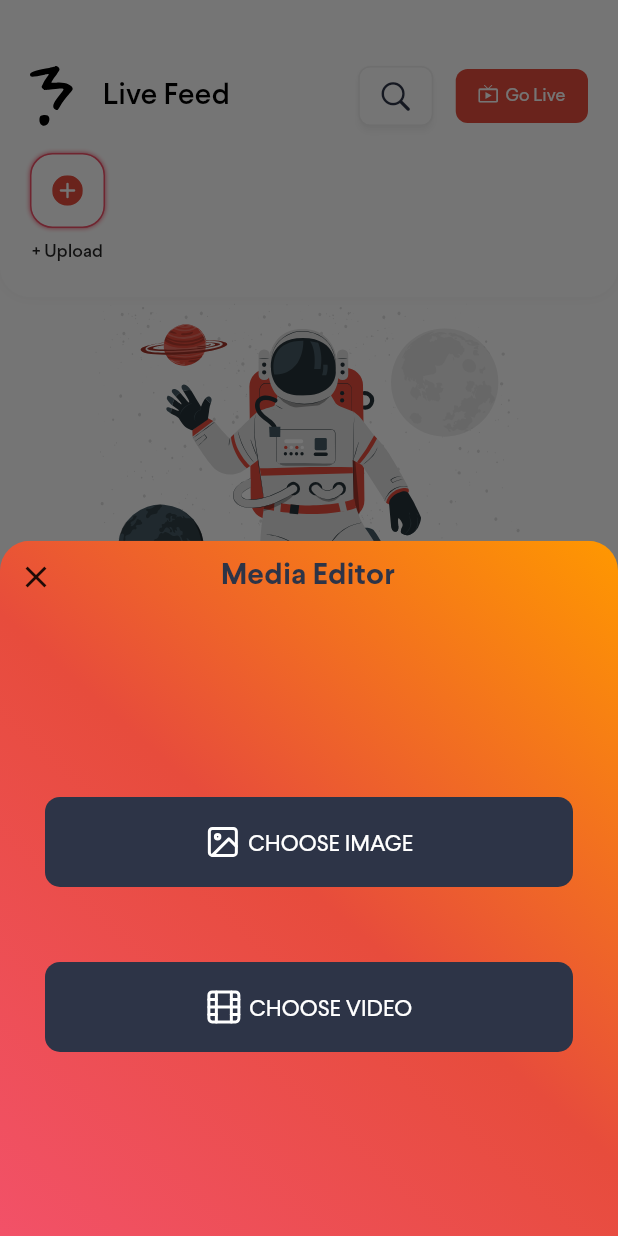
After one commit to faiqkhan480/MUesdMe, a Flutter app: the FeedScreen screen opened by its route, after a tap on an icon or button, on a phone screen of 412 x 824 dp. The commit adds this screen. Run offline on Flutter 3.47's test engine with Material 2 defaults, Android fonts, the phone set to English and light mode, and no system bars; drawn by our look-alikes of badges; our stand-ins replace audioplayers, awesome_notifications, better_player, country_picker, emoji_picker_flutter, file_picker and 14 more; missing offline and left inert: agora_rtc_engine, agora_rtm, flutter_storage_path, flutter_stripe, imgly_sdk, photo_editor_sdk and 4 more; accounts and stored records are empty.

Commit message:
create editor sheet for image & video editing..

```diff
--- /dev/null
+++ b/lib/components/editor_sheet.dart
@@ -0,0 +1,131 @@
+import 'package:file_picker/file_picker.dart';
+import 'package:flutter/material.dart';
+import 'package:flutter_vector_icons/flutter_vector_icons.dart';
+import 'package:get/get.dart';
+import 'package:photo_editor_sdk/photo_editor_sdk.dart';
+import 'package:video_editor_sdk/video_editor_sdk.dart';
+
+import '../controllers/feed_controller.dart';
+import '../utils/app_colors.dart';
+import '../utils/constants.dart';
+import '../utils/img_ly_config.dart';
+import '../utils/style_config.dart';
+
+class EditorSheet extends StatefulWidget {
+  const EditorSheet({Key? key}) : super(key: key);
+
+  @override
+  State<EditorSheet> createState() => _EditorSheetState();
+}
+
+class _EditorSheetState extends State<EditorSheet> {
+
+  FeedController get controller => Get.find<FeedController>();
+
+  @override
+  Widget build(BuildContext context) {
+    return Container(
+      decoration: StyleConfig.gradientBackground,
+      child: Column(
+        children: [
+          // HEADER
+          Row(
+            mainAxisAlignment: MainAxisAlignment.spaceBetween,
+            children: <Widget>[
+              IconButton(onPressed: () => Get.back(), icon: const Icon(Icons.clear)),
+              const Spacer(flex: 2,),
+              const Text("Media Editor",
+                textAlign: TextAlign.center,
+                style: TextStyle(
+                  color: AppColors.secondaryColor,
+                  fontSize: 20,
+                  fontFamily: 'Larsseit',
+                  fontWeight: FontWeight.w600,
+                ),),
+
+              // const SizedBox.shrink(),
+              const Spacer(flex: 3,),
+            ],
+          ),
+          Flexible(
+            child: Padding(
+              padding: const EdgeInsets.symmetric(horizontal: 30),
+              child: Column(
+                mainAxisAlignment: MainAxisAlignment.center,
+                children: [
+                  TextButton(
+                    onPressed: _handleImage,
+                    style: TextButton.styleFrom(
+                        backgroundColor: AppColors.secondaryColor,
+                        foregroundColor: Colors.white,
+                        shape: RoundedRectangleBorder(
+                            borderRadius: BorderRadius.circular(10)
+                        ),
+                        padding: const EdgeInsets.symmetric(horizontal: 15, vertical: 18),
+                        textStyle: const TextStyle(fontSize: 15, fontFamily: Constants.fontFamily)
+                    ),
+                    child: Row(
+                      crossAxisAlignment: CrossAxisAlignment.end,
+                      mainAxisAlignment: MainAxisAlignment.center,
+                      children: [
+                        const Icon(Feather.image, color: Colors.white),
+                        // SvgPicture.asset(Assets.iconsDelete),
+                        const SizedBox(width: 5,),
+                        Text("Choose Image".toUpperCase()),
+                      ],
+                    ),
+                  ),
+                  const SizedBox(height: 50,),
+                  TextButton(
+                    onPressed: _handleVideo,
+                    style: TextButton.styleFrom(
+                        backgroundColor: AppColors.secondaryColor,
+                        foregroundColor: Colors.white,
+                        shape: RoundedRectangleBorder(
+                            borderRadius: BorderRadius.circular(10)
+                        ),
+                        padding: const EdgeInsets.symmetric(horizontal: 15, vertical: 18),
+                        textStyle: const TextStyle(fontSize: 15, fontFamily: Constants.fontFamily)
+                    ),
+                    child: Row(
+                      crossAxisAlignment: CrossAxisAlignment.end,
+                      mainAxisAlignment: MainAxisAlignment.center,
+                      children: [
+                        const Icon(Feather.film, color: Colors.white),
+                        // SvgPicture.asset(Assets.iconsDelete),
+                        const SizedBox(width: 5,),
+                        Text("Choose Video".toUpperCase()),
+                      ],
+                    ),
+                  ),
+                ],
+              ),
+            ),
+          ),
+        ],
+      ),
+    );
+  }
+
+
+  _handleImage() async {
+    FilePickerResult? img = await FilePicker.platform.pickFiles(allowMultiple: false, type: FileType.image);
+    if(img != null) {
+      PhotoEditorResult? result = await PESDK.openEditor(image: img.files.single.path, configuration: ImgLy.createConfiguration());
+      if(result != null) {
+        controller.handleLocalDownload(result.image, false);
+      }
+    }
+  }
+
+  _handleVideo() async {
+    // if(video != null && video!.isNotEmpty) {
+    FilePickerResult? vid = await FilePicker.platform.pickFiles(allowMultiple: false, type: FileType.video);
+    if(vid != null) {
+      var result = await VESDK.openEditor(Video(vid.files.single.path!), configuration: ImgLy.createConfiguration());
+      if(result != null) {
+        controller.handleLocalDownload(result.video, true);
+      }
+    }
+  }
+}
--- a/lib/controllers/feed_controller.dart
+++ b/lib/controllers/feed_controller.dart
@@ -97,6 +97,16 @@ class FeedController extends GetxController {
     }
   }
 
+  // DOWNLOAD MEDIA
+  void handleLocalDownload(String path, bool isVideo) {
+    if(isVideo) {
+      _saveNetworkVideo(path.substring(7));
+    }
+    else {
+      _saveNetworkImage(path.substring(7).replaceAll("%20", " "));
+    }
+  }
+
   // SAVE/DOWNLOAD IMAGE
   void _saveNetworkVideo(String path) async {
     GallerySaver.saveVideo(path).then((bool? success) {
--- a/lib/navigation/bottom_navigation.dart
+++ b/lib/navigation/bottom_navigation.dart
@@ -2,7 +2,7 @@ import 'package:flutter/material.dart';
 import 'package:flutter_svg/flutter_svg.dart';
 import 'package:flutter_vector_icons/flutter_vector_icons.dart';
 import 'package:get/get.dart';
-import 'package:musedme/screens/feed_screen.dart';
+import 'package:musedme/screens/feed/feed_screen.dart';
 import 'package:musedme/utils/app_colors.dart';
 import 'package:musedme/widgets/text_widget.dart';
 
@@ -12,7 +12,7 @@ import '../screens/chat_screen.dart';
 import '../screens/market/market_screen.dart';
 import '../utils/assets.dart';
 import '../screens/profile/profile_screen.dart';
-import '../screens/videos_screen.dart';
+import '../screens/feed/videos_screen.dart';
 
 class BottomNavigation extends StatefulWidget {
   const BottomNavigation({Key? key}) : super(key: key);
--- a/lib/routes/app_pages.dart
+++ b/lib/routes/app_pages.dart
@@ -19,7 +19,7 @@ import '../screens/market/item_screen.dart';
 import '../screens/market/market_screen.dart';
 import '../screens/market/upload_listing_screen.dart';
 import '../screens/profile/edit_profile_screen.dart';
-import '../screens/feed_screen.dart';
+import '../screens/feed/feed_screen.dart';
 import '../screens/live_screen.dart';
 import '../screens/picker_screen.dart';
 import '../screens/profile/profile_screen.dart';
--- a/lib/screens/feed_screen.dart
+++ b/lib/screens/feed/feed_screen.dart
@@ -1,19 +1,23 @@
 import 'package:better_player/better_player.dart';
 import 'package:flutter/material.dart';
+import 'package:flutter_speed_dial/flutter_speed_dial.dart';
 import 'package:flutter_svg/flutter_svg.dart';
+import 'package:flutter_vector_icons/flutter_vector_icons.dart';
 import 'package:get/get.dart';
 
-import '../components/comment_sheet.dart';
-import '../components/feed_actions.dart';
-import '../components/feed_card.dart';
-import '../components/header.dart';
-import '../components/share_sheet.dart';
-import '../controllers/comment_controller.dart';
-import '../models/auths/user_model.dart';
-import '../models/feed.dart';
-import '../controllers/feed_controller.dart';
-import '../utils/assets.dart';
-import '../widgets/loader.dart';
+import '../../components/comment_sheet.dart';
+import '../../components/editor_sheet.dart';
+import '../../components/feed_actions.dart';
+import '../../components/feed_card.dart';
+import '../../components/header.dart';
+import '../../components/share_sheet.dart';
+import '../../controllers/comment_controller.dart';
+import '../../models/auths/user_model.dart';
+import '../../models/feed.dart';
+import '../../controllers/feed_controller.dart';
+import '../../utils/app_colors.dart';
+import '../../utils/assets.dart';
+import '../../widgets/loader.dart';
 
 class FeedScreen extends StatelessWidget {
 // class FeedScreen extends GetView<FeedController> {
@@ -87,6 +91,11 @@ class FeedScreen extends StatelessWidget {
           )),
         ],
       ),
+
+     floatingActionButton: FloatingActionButton(
+       onPressed: openEditorSheet,
+       child: const Icon(FontAwesome5Solid.brush),
+     )
     );
   }
 
@@ -128,4 +137,16 @@ class FeedScreen extends StatelessWidget {
       controller.handleLike(index, _feeds.elementAt(index)!.feedId!);
     }
   }
+
+  // OPEN EDITOR SHEET
+  openEditorSheet() {
+     Get.bottomSheet(
+        const EditorSheet(),
+        clipBehavior: Clip.antiAlias,
+        shape: const RoundedRectangleBorder(borderRadius: BorderRadius.vertical(top: Radius.circular(20)),),
+        enableDrag: true,
+        persistent: true,
+        ignoreSafeArea: false
+    );
+  }
 }
--- a/lib/screens/picker_screen.dart
+++ b/lib/screens/picker_screen.dart
@@ -14,7 +14,6 @@ import 'package:get/get.dart';
 import 'package:path_provider/path_provider.dart';
 import 'package:permission_handler/permission_handler.dart';
 import 'package:photo_editor_sdk/photo_editor_sdk.dart';
-import 'package:imgly_sdk/imgly_sdk.dart';
 import 'package:video_editor_sdk/video_editor_sdk.dart';
 
 import '../components/grids.dart';
@@ -22,6 +21,7 @@ import '../models/file_model.dart';
 import '../utils/app_colors.dart';
 import '../utils/assets.dart';
 import '../utils/constants.dart';
+import '../utils/img_ly_config.dart';
 import '../utils/style_config.dart';
 import '../widgets/button_widget.dart';
 import 'upload_screen.dart';
@@ -82,41 +82,6 @@ class _EditorScreenState extends State<EditorScreen> {
 
   // <__________________END_BETTER PLAYER CONFIGURATION___________________>
 
-  // IMAGE EDITOR CONFIGURATION
-  Configuration createConfiguration() {
-    final flutterSticker = Sticker(
-        "example_sticker_logos_flutter", "Flutter", Assets.iconsLogo);
-    final imglySticker = Sticker(
-        "example_sticker_logos_imgly", "img.ly", Assets.iconsSmileyFace);
-
-    /// A completely custom category.
-    final logos = StickerCategory(
-        "example_sticker_category_logos", "Logos", Assets.iconsLogo,
-        items: [flutterSticker, imglySticker]);
-
-    /// A predefined category.
-    final emoticons =
-    StickerCategory.existing("imgly_sticker_category_emoticons");
-
-    /// A customized predefined category.
-    final shapes =
-    StickerCategory.existing("imgly_sticker_category_shapes", items: [
-      Sticker.existing("imgly_sticker_shapes_badge_01"),
-      Sticker.existing("imgly_sticker_shapes_arrow_02")
-    ]);
-    final categories = <StickerCategory>[logos, emoticons, shapes];
-    final configuration = Configuration(
-        sticker: StickerOptions(personalStickers: true, categories: categories),
-        audio: AudioOptions(categories:  [
-              AudioClipCategory("example_sounds", "SoundHelix", items: [
-                AudioClip("Song-1", "https://www.soundhelix.com/examples/mp3/SoundHelix-Song-1.mp3")
-              ])
-            ]
-        ),
-    );
-    return configuration;
-  }
-
   handleNext() {
     if(imagePicker) {
       _handleImage();
@@ -131,7 +96,7 @@ class _EditorScreenState extends State<EditorScreen> {
     // _getImagesPath();
     FilePickerResult? img = await FilePicker.platform.pickFiles(allowMultiple: false, type: FileType.image);
     if(img != null) {
-      PhotoEditorResult? result = await PESDK.openEditor(image: img.files.single.path, configuration: createConfiguration());
+      PhotoEditorResult? result = await PESDK.openEditor(image: img.files.single.path, configuration: ImgLy.createConfiguration());
       if(result != null) {
         Get.to(UploadScreen(post: result,));
       }
@@ -142,7 +107,7 @@ class _EditorScreenState extends State<EditorScreen> {
     // if(video != null && video!.isNotEmpty) {
     FilePickerResult? vid = await FilePicker.platform.pickFiles(allowMultiple: false, type: FileType.video);
     if(vid != null) {
-      var result = await VESDK.openEditor(Video(vid.files.single.path!), configuration: createConfiguration());
+      var result = await VESDK.openEditor(Video(vid.files.single.path!), configuration: ImgLy.createConfiguration());
       if(result != null) {
         Get.to(UploadScreen(video: result));
       }
@@ -276,7 +241,7 @@ class _EditorScreenState extends State<EditorScreen> {
                   Icon(Feather.image, color: Colors.white),
                   // SvgPicture.asset(Assets.iconsDelete),
                   SizedBox(width: 5,),
-                  Text("Upload"),
+                  Text("Choose Image"),
                 ],
               ),
             ),
--- /dev/null
+++ b/lib/utils/img_ly_config.dart
@@ -0,0 +1,41 @@
+import 'package:imgly_sdk/imgly_sdk.dart';
+
+import 'assets.dart';
+
+
+class ImgLy {
+  // IMAGE EDITOR CONFIGURATION
+  static Configuration createConfiguration() {
+    final flutterSticker = Sticker(
+        "example_sticker_logos_flutter", "Flutter", Assets.iconsLogo);
+    final imglySticker = Sticker(
+        "example_sticker_logos_imgly", "img.ly", Assets.iconsSmileyFace);
+
+    /// A completely custom category.
+    final logos = StickerCategory(
+        "example_sticker_category_logos", "Logos", Assets.iconsLogo,
+        items: [flutterSticker, imglySticker]);
+
+    /// A predefined category.
+    final emoticons =
+    StickerCategory.existing("imgly_sticker_category_emoticons");
+
+    /// A customized predefined category.
+    final shapes =
+    StickerCategory.existing("imgly_sticker_category_shapes", items: [
+      Sticker.existing("imgly_sticker_shapes_badge_01"),
+      Sticker.existing("imgly_sticker_shapes_arrow_02")
+    ]);
+    final categories = <StickerCategory>[logos, emoticons, shapes];
+    final configuration = Configuration(
+      sticker: StickerOptions(personalStickers: true, categories: categories),
+      audio: AudioOptions(categories:  [
+        AudioClipCategory("example_sounds", "SoundHelix", items: [
+          AudioClip("Song-1", "https://www.soundhelix.com/examples/mp3/SoundHelix-Song-1.mp3")
+        ])
+      ]
+      ),
+    );
+    return configuration;
+  }
+}
```
Also changed, not shown: lib/screens/auth/register_screen.dart (+0 -47 lines), lib/screens/feed/videos_screen.dart (renamed from lib/screens/videos_screen.dart, +12 -12 lines).
